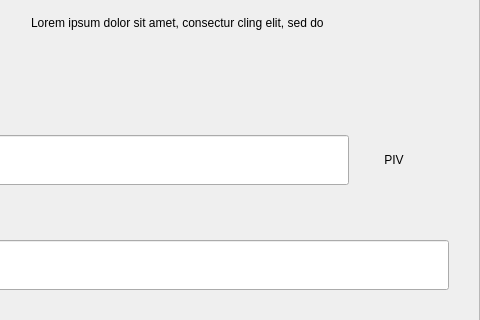
VitaeTeam/Vitae, file src/qt/vitae/forms/requestdialog.ui: the form before one commit; both pictures show x 122 to 602 and y 123 to 443 of the 602 by 607 pixel window.
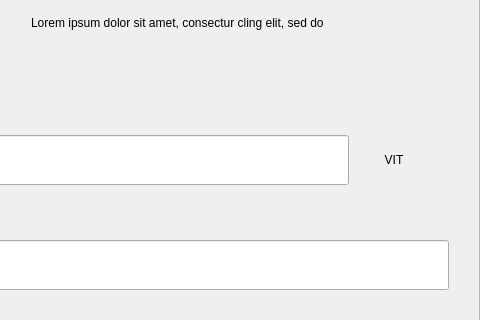
The form after the commit.

```diff
--- a/src/qt/vitae/forms/requestdialog.ui
+++ b/src/qt/vitae/forms/requestdialog.ui
@@ -324,7 +324,7 @@
                    <item>
                     <widget class="QLabel" name="comboBoxCoin">
                      <property name="text">
-                      <string>PIV</string>
+                      <string>VIT</string>
                      </property>
                      <property name="alignment">
                       <set>Qt::AlignCenter</set>
```
